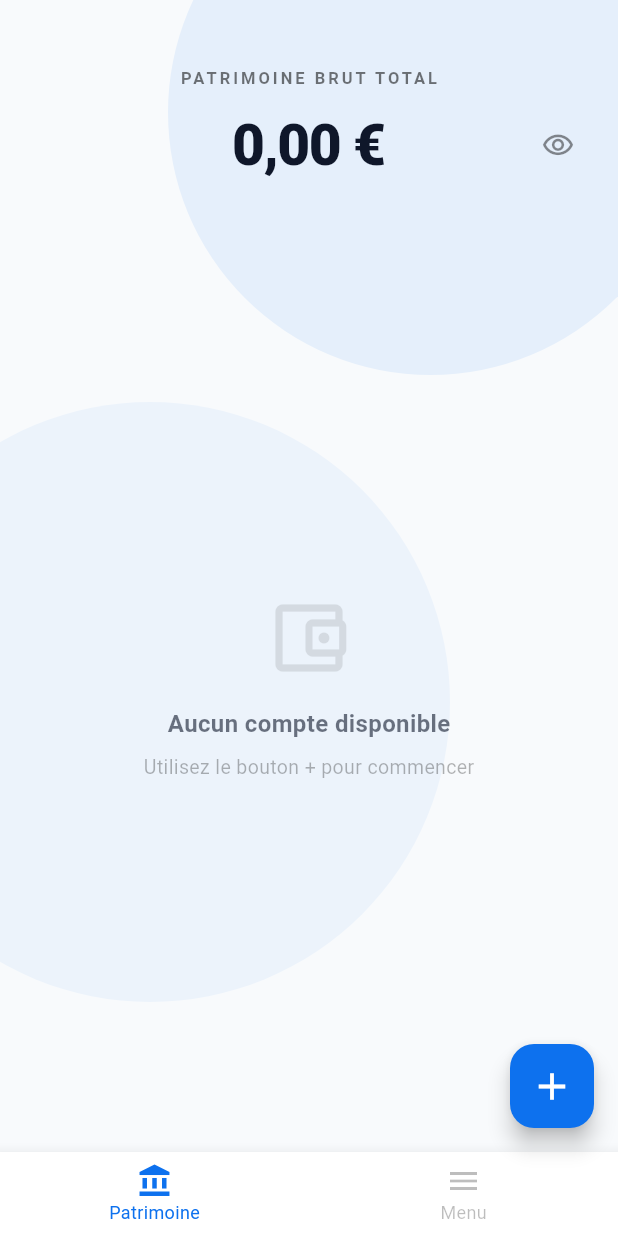
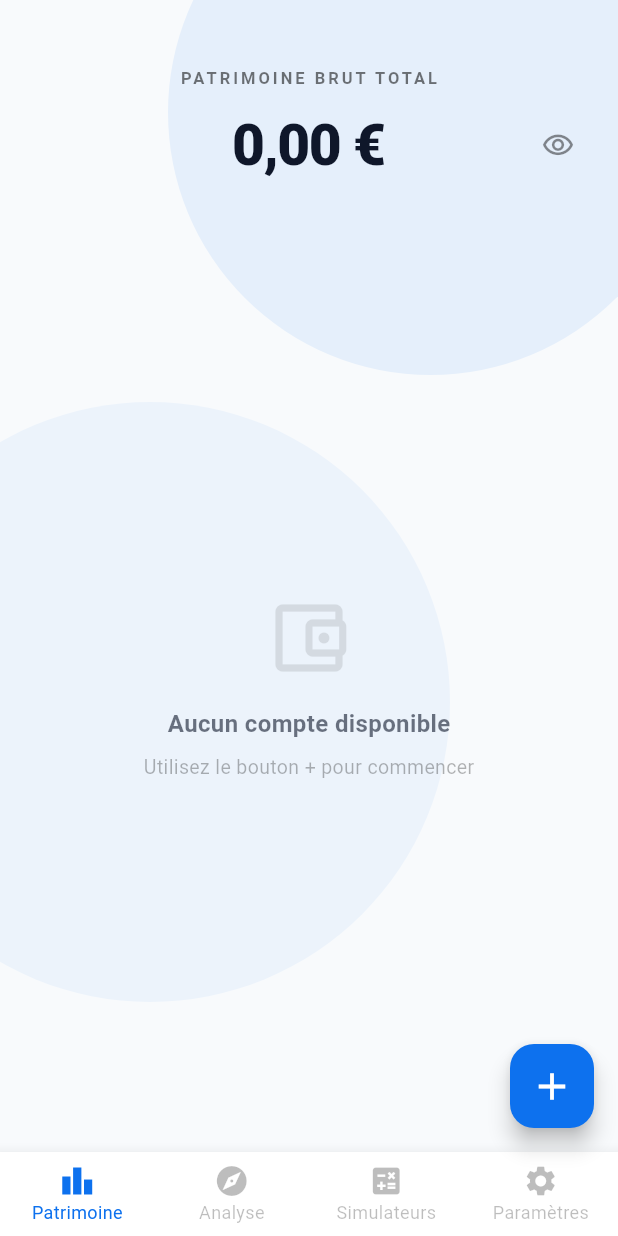
Before and after one commit to Lucasherfort/PatrimoineApp, a Flutter app: the screen it shows once a user with an empty profile is signed in, on a phone screen of 412 x 824 dp. Run offline on Flutter 3.47's test engine with Material 3 defaults, Android fonts, the phone set to English and light mode, and no system bars; our stand-ins replace package_info_plus, shared_preferences, supabase_flutter; accounts and stored records are empty.

Commit message:
A corriger avec l'ia

```diff
--- a/lib/ui/main_navigation.dart
+++ b/lib/ui/main_navigation.dart
@@ -1,7 +1,8 @@
 import 'package:flutter/material.dart';
 import 'package:package_info_plus/package_info_plus.dart';
-import 'package:patrimoine360/ui/profile_page.dart';
+
 import 'home_page.dart';
+import 'profile_page.dart';
 
 class MainNavigation extends StatefulWidget {
   const MainNavigation({super.key});
@@ -12,10 +13,11 @@ class MainNavigation extends StatefulWidget {
 
 class _MainNavigationState extends State<MainNavigation> {
   int _currentIndex = 0;
+
   String appVersion = '';
   String appName = 'Patrimoine 360';
 
-  // Tes couleurs officielles
+  // Couleur officielle
   static const Color colorBlueMain = Color(0xFF0D71EE);
 
   final GlobalKey<HomePageState> _homeKey = GlobalKey<HomePageState>();
@@ -29,6 +31,7 @@ class _MainNavigationState extends State<MainNavigation> {
   Future<void> _loadAppInfo() async {
     try {
       final packageInfo = await PackageInfo.fromPlatform();
+
       if (mounted) {
         setState(() {
           appName = packageInfo.appName;
@@ -36,7 +39,7 @@ class _MainNavigationState extends State<MainNavigation> {
         });
       }
     } catch (e) {
-      debugPrint('Erreur infos app: $e');
+      debugPrint('Erreur infos app : $e');
     }
   }
 
@@ -46,39 +49,89 @@ class _MainNavigationState extends State<MainNavigation> {
     final isDark = theme.brightness == Brightness.dark;
 
     final List<Widget> pages = [
-      HomePage(key: _homeKey, appName: appName, appVersion: appVersion),
-      ProfilePage(appVersion: appVersion),
+      HomePage(
+        key: _homeKey,
+        appName: appName,
+        appVersion: appVersion,
+      ),
+
+      //const AnalysisPage(),
+
+      //const SimulatorsPage(),
+
+      ProfilePage(
+        appVersion: appVersion,
+      ),
     ];
 
     return Scaffold(
       backgroundColor: theme.scaffoldBackgroundColor,
-      appBar: null,
-      body: IndexedStack(index: _currentIndex, children: pages),
+
+      body: IndexedStack(
+        index: _currentIndex,
+        children: pages,
+      ),
+
       floatingActionButton: _currentIndex == 0
           ? FloatingActionButton(
-              onPressed: () => _homeKey.currentState?.openAddPatrimoinePanel(),
-              backgroundColor: colorBlueMain,
-              child: const Icon(Icons.add, color: Colors.white, size: 30),
-            )
+        onPressed: () =>
+            _homeKey.currentState?.openAddPatrimoinePanel(),
+        backgroundColor: colorBlueMain,
+        child: const Icon(
+          Icons.add,
+          color: Colors.white,
+          size: 30,
+        ),
+      )
           : null,
+
       bottomNavigationBar: BottomNavigationBar(
         currentIndex: _currentIndex,
-        onTap: (index) => setState(() => _currentIndex = index),
+
+        onTap: (index) {
+          setState(() {
+            _currentIndex = index;
+          });
+        },
+
         backgroundColor: theme.cardColor,
+
         selectedItemColor: colorBlueMain,
+
         unselectedItemColor: isDark
             ? Colors.white.withValues(alpha: 0.4)
             : Colors.black26,
+
         type: BottomNavigationBarType.fixed,
+
         showUnselectedLabels: true,
+
         selectedFontSize: 12,
+
         unselectedFontSize: 12,
+
         items: const [
+
           BottomNavigationBarItem(
-            icon: Icon(Icons.account_balance),
+            icon: Icon(Icons.leaderboard),
             label: 'Patrimoine',
           ),
-          BottomNavigationBarItem(icon: Icon(Icons.menu), label: 'Menu'),
+
+          BottomNavigationBarItem(
+            icon: Icon(Icons.explore),
+            label: 'Analyse',
+          ),
+
+          BottomNavigationBarItem(
+            icon: Icon(Icons.calculate),
+            label: 'Simulateurs',
+          ),
+
+          BottomNavigationBarItem(
+            icon: Icon(Icons.settings),
+            label: 'Paramètres',
+          ),
+
         ],
       ),
     );
```
